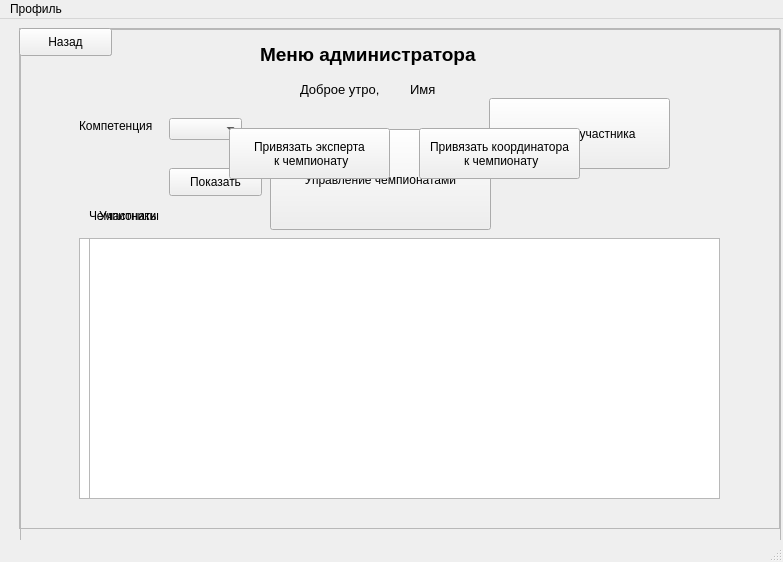
This is ui_files/AdminWindowUi.ui in antons201/WorldSkills__CourseWork as Qt 5 draws it before an edit. The edited form follows.
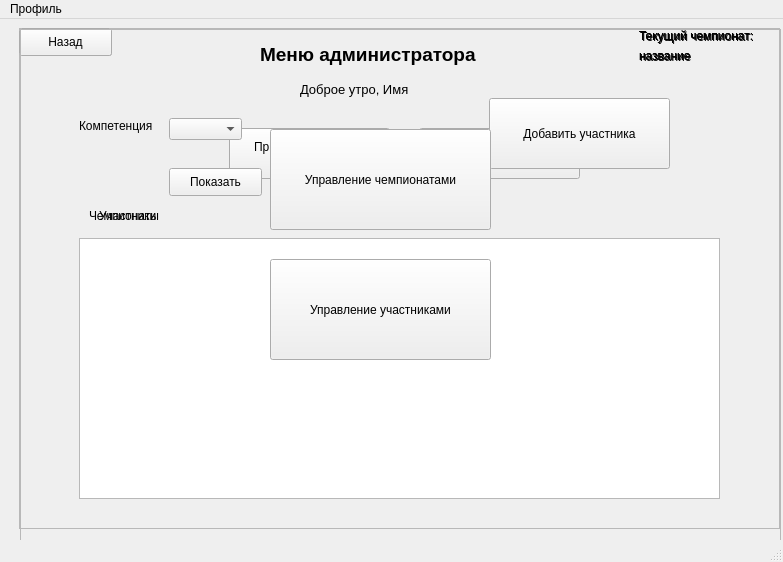
This is the edited form.

Patch:
```diff
--- a/ui_files/AdminWindowUi.ui
+++ b/ui_files/AdminWindowUi.ui
@@ -54,7 +54,7 @@
       <rect>
        <x>280</x>
        <y>50</y>
-       <width>101</width>
+       <width>171</width>
        <height>21</height>
       </rect>
      </property>
@@ -64,25 +64,7 @@
       </font>
      </property>
      <property name="text">
-      <string>Доброе утро,</string>
-     </property>
-    </widget>
-    <widget class="QLabel" name="NameLabel">
-     <property name="geometry">
-      <rect>
-       <x>390</x>
-       <y>50</y>
-       <width>101</width>
-       <height>21</height>
-      </rect>
-     </property>
-     <property name="font">
-      <font>
-       <pointsize>10</pointsize>
-      </font>
-     </property>
-     <property name="text">
-      <string>Имя</string>
+      <string>Доброе утро, Имя</string>
      </property>
     </widget>
     <widget class="QPushButton" name="ManagingChampionshipsButton">
@@ -111,6 +93,32 @@
       <string>Управление участниками</string>
      </property>
     </widget>
+    <widget class="QLabel" name="NameChempionshipsLabel_3">
+     <property name="geometry">
+      <rect>
+       <x>620</x>
+       <y>20</y>
+       <width>81</width>
+       <height>16</height>
+      </rect>
+     </property>
+     <property name="text">
+      <string>название</string>
+     </property>
+    </widget>
+    <widget class="QLabel" name="ThisChempionshipsLabel_3">
+     <property name="geometry">
+      <rect>
+       <x>620</x>
+       <y>0</y>
+       <width>141</width>
+       <height>16</height>
+      </rect>
+     </property>
+     <property name="text">
+      <string>Текущий чемпионат:</string>
+     </property>
+    </widget>
    </widget>
    <widget class="QFrame" name="ManageChempionshipsFrame">
     <property name="geometry">
@@ -191,6 +199,32 @@
       <string>Назад</string>
      </property>
     </widget>
+    <widget class="QLabel" name="ThisChempionshipsLabel">
+     <property name="geometry">
+      <rect>
+       <x>620</x>
+       <y>0</y>
+       <width>141</width>
+       <height>16</height>
+      </rect>
+     </property>
+     <property name="text">
+      <string>Текущий чемпионат:</string>
+     </property>
+    </widget>
+    <widget class="QLabel" name="NameChempionshipsLabel">
+     <property name="geometry">
+      <rect>
+       <x>620</x>
+       <y>20</y>
+       <width>81</width>
+       <height>16</height>
+      </rect>
+     </property>
+     <property name="text">
+      <string>название</string>
+     </property>
+    </widget>
    </widget>
    <widget class="QFrame" name="CompetitorFrame">
     <property name="geometry">
@@ -292,10 +326,36 @@
       <string>Назад</string>
      </property>
     </widget>
+    <widget class="QLabel" name="NameChempionshipsLabel_2">
+     <property name="geometry">
+      <rect>
+       <x>620</x>
+       <y>20</y>
+       <width>81</width>
+       <height>16</height>
+      </rect>
+     </property>
+     <property name="text">
+      <string>название</string>
+     </property>
+    </widget>
+    <widget class="QLabel" name="ThisChempionshipsLabel_2">
+     <property name="geometry">
+      <rect>
+       <x>620</x>
+       <y>0</y>
+       <width>141</width>
+       <height>16</height>
+      </rect>
+     </property>
+     <property name="text">
+      <string>Текущий чемпионат:</string>
+     </property>
+    </widget>
    </widget>
-   <zorder>MainFrame</zorder>
-   <zorder>CompetitorFrame</zorder>
    <zorder>ManageChempionshipsFrame</zorder>
+   <zorder>CompetitorFrame</zorder>
+   <zorder>MainFrame</zorder>
   </widget>
   <widget class="QMenuBar" name="menubar">
    <property name="geometry">
```
